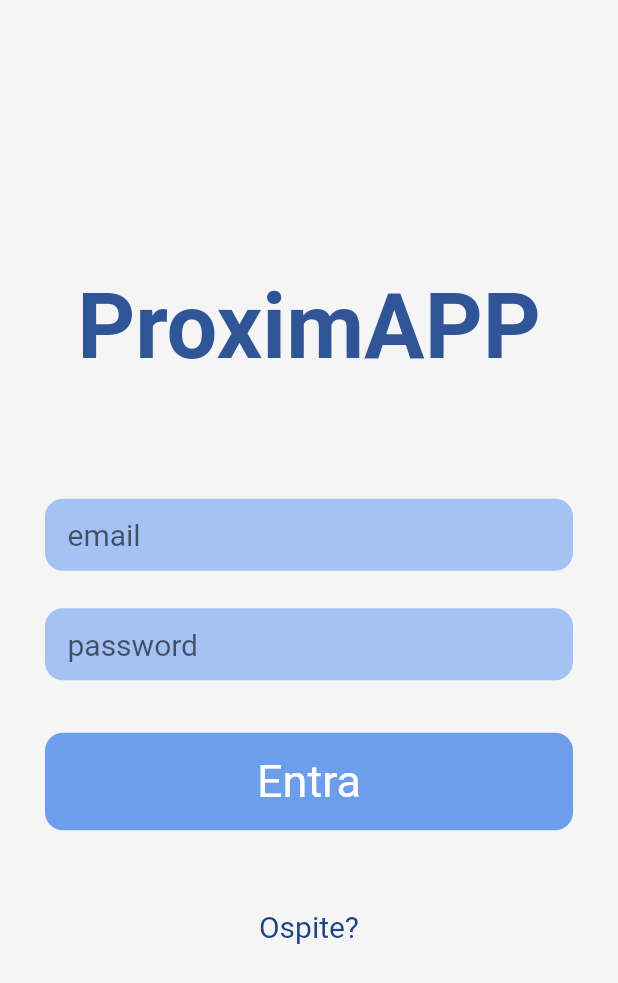
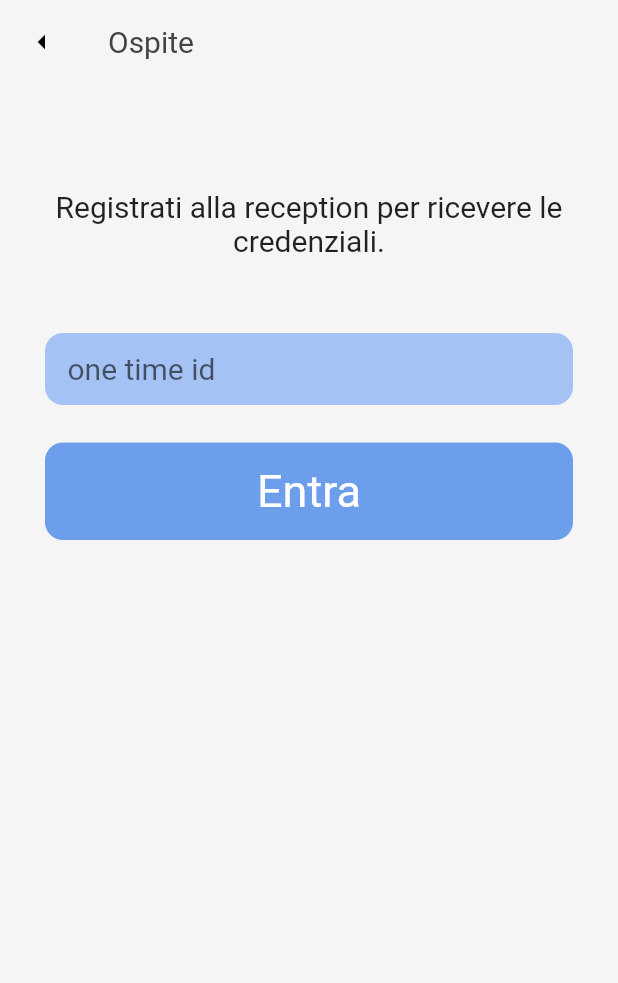
Before and after one commit to sa-ul-on/proximapp, a Flutter app: the screen it shows after launch, on a phone screen of 412 x 824 dp. Shown: the top 983 px of the screen. Run offline on Flutter 3.47's test engine with Material 2 defaults, Android fonts, the phone set to English and light mode, and no system bars.

Commit message:
Introduzione FormUtils e OspiteView, miglioramento input

```diff
--- a/lib/main.dart
+++ b/lib/main.dart
@@ -3,6 +3,7 @@ import 'package:flutter/material.dart';
 import 'model/Annuncio.dart';
 import 'view/BachecaView.dart';
 import 'view/LoginView.dart';
+import 'view/OspiteView.dart';
 
 void main() {
   var msgs = [
@@ -19,7 +20,7 @@ void main() {
 
   runApp(new MaterialApp(
     title: 'App',
-    home: LoginView(),
+    home: OspiteView(),
     // TODO: stabilire un tema generale
     routes: <String, WidgetBuilder>{
       '/bacheca': (BuildContext context) => BachecaView(msgs),
--- /dev/null
+++ b/lib/util/FormUtils.dart
@@ -0,0 +1,71 @@
+import 'package:flutter/material.dart';
+import 'package:flutter/widgets.dart';
+
+class FormUtils {
+  static Widget getInputText(
+      String placeholder, TextEditingController controller,
+      [bool forPwd = false]) {
+    return Container(
+      child: TextFormField(
+        controller: controller,
+        style: TextStyle(color: Color(0xff444444), fontSize: 20),
+        // controller: null,
+        decoration: InputDecoration(
+            /*suffix: forPwd
+                ? FlatButton(
+                    minWidth: 10,
+                    height: 10,
+                    child: Icon(
+                      Icons.remove_red_eye,
+                      color: Color(0xff444444),
+                    ),
+                    color: Colors.black,
+                    onPressed: () {
+                      print('alsdfjkhg');
+                    },
+                  )
+                : null,*/
+            border: InputBorder.none,
+            hintText: placeholder,
+            contentPadding: EdgeInsets.symmetric(vertical: 10, horizontal: 15)),
+        obscureText: forPwd,
+      ),
+      decoration: BoxDecoration(
+          color: Color(0xffa4c2f4), borderRadius: BorderRadius.circular(12)),
+    );
+  }
+
+  static Widget getButton(String text, Function onPressed) {
+    return SizedBox(
+        width: double.infinity,
+        child: FlatButton(
+            child: Text(
+              text,
+              style: TextStyle(
+                color: Colors.white,
+                fontSize: 30,
+                fontWeight: FontWeight.normal,
+              ),
+            ),
+            shape:
+                RoundedRectangleBorder(borderRadius: BorderRadius.circular(12)),
+            padding: EdgeInsets.symmetric(vertical: 15),
+            color: Color(0xff6d9eeb),
+            onPressed: onPressed));
+  }
+
+  static Widget getLink(String text) {
+    return SizedBox(
+        width: double.infinity,
+        child: FlatButton(
+            child: Text(
+              text,
+              style: TextStyle(
+                color: Color(0xff1C4587),
+                fontSize: 20,
+                fontWeight: FontWeight.normal,
+              ),
+            ),
+            onPressed: () {}));
+  }
+}
--- a/lib/view/BachecaView.dart
+++ b/lib/view/BachecaView.dart
@@ -1,7 +1,8 @@
 import 'package:flutter/material.dart';
 import 'package:flutter/widgets.dart';
+
+import '../model/Annuncio.dart';
 import '../widget/AnnuncioWidget.dart';
-import '../model/Annuncio.dart';
 
 class BachecaView extends StatefulWidget {
   final List<Widget> widgets = [];
--- a/lib/view/LoginView.dart
+++ b/lib/view/LoginView.dart
@@ -1,14 +1,13 @@
 import 'package:flutter/material.dart';
 import 'package:flutter/widgets.dart';
-import '../widget/AnnuncioWidget.dart';
-import '../model/Annuncio.dart';
+import 'package:proximapp/util/FormUtils.dart';
 
 class LoginView extends StatefulWidget {
   @override
-  _LoginViewState createState() => _LoginViewState();
+  LoginViewState createState() => LoginViewState();
 }
 
-class _LoginViewState extends State<LoginView> {
+class LoginViewState extends State<LoginView> {
   final emailController = TextEditingController();
   final passwordController = TextEditingController();
 
@@ -35,87 +34,21 @@ class _LoginViewState extends State<LoginView> {
                 Form(
                   child: Column(
                     children: [
-                      getInputText('email', emailController),
+                      FormUtils.getInputText('email', emailController),
                       SizedBox(height: 25),
-                      getInputText('password', passwordController, true),
+                      FormUtils.getInputText(
+                          'password', passwordController, true),
                       SizedBox(height: 35),
-                      getButton('Entra'),
+                      FormUtils.getButton('Entra', () {
+                        var email = emailController.text;
+                        var password = passwordController.text;
+                      }),
                       SizedBox(height: 40),
-                      getLink('Ospite?')
+                      FormUtils.getLink('Ospite?')
                     ],
                   ),
                 ),
               ],
             )));
   }
-
-  Widget getInputText(String placeholder, TextEditingController controller,
-      [bool forPwd = false]) {
-    return Container(
-      child: TextFormField(
-        controller: controller,
-        style: TextStyle(color: Color(0xff444444), fontSize: 20),
-        // controller: null,
-        decoration: InputDecoration(
-            /*suffix: forPwd
-                ? FlatButton(
-                    minWidth: 10,
-                    height: 10,
-                    child: Icon(
-                      Icons.remove_red_eye,
-                      color: Color(0xff444444),
-                    ),
-                    color: Colors.black,
-                    onPressed: () {
-                      print('alsdfjkhg');
-                    },
-                  )
-                : null,*/
-            border: InputBorder.none,
-            hintText: placeholder,
-            contentPadding: EdgeInsets.symmetric(vertical: 10, horizontal: 15)),
-        obscureText: forPwd,
-      ),
-      decoration: BoxDecoration(
-          color: Color(0xffa4c2f4), borderRadius: BorderRadius.circular(12)),
-    );
-  }
-
-  Widget getButton(String text) {
-    return SizedBox(
-        width: double.infinity,
-        child: FlatButton(
-            child: Text(
-              text,
-              style: TextStyle(
-                color: Colors.white,
-                fontSize: 30,
-                fontWeight: FontWeight.normal,
-              ),
-            ),
-            shape:
-                RoundedRectangleBorder(borderRadius: BorderRadius.circular(12)),
-            padding: EdgeInsets.symmetric(vertical: 15),
-            color: Color(0xff6d9eeb),
-            onPressed: () {
-              var email = emailController.text;
-              var password = passwordController.text;
-            }));
-  }
-
-  Widget getLink(String text) {
-    return SizedBox(
-        width: double.infinity,
-        child: FlatButton(
-            child: Text(
-              text,
-              style: TextStyle(
-                color: Color(0xff1C4587),
-                fontSize: 20,
-                fontWeight: FontWeight.normal,
-              ),
-            ),
-            onPressed: () {
-            }));
-  }
 }
--- /dev/null
+++ b/lib/view/OspiteView.dart
@@ -0,0 +1,56 @@
+import 'package:flutter/material.dart';
+import 'package:flutter/widgets.dart';
+import 'package:proximapp/util/FormUtils.dart';
+
+class OspiteView extends StatefulWidget {
+  @override
+  _OspiteViewState createState() => _OspiteViewState();
+}
+
+class _OspiteViewState extends State<OspiteView> {
+  final TextEditingController oneTimeIdController = TextEditingController();
+
+  @override
+  Widget build(BuildContext context) {
+    return Scaffold(
+        appBar: AppBar(
+            textTheme: TextTheme(
+                headline6: TextStyle(color: Color(0xff444444), fontSize: 20)),
+            title: Text('Ospite'),
+            backgroundColor: Color(0xfff5f5f5),
+            elevation: 0,
+            leading: GestureDetector(
+                onTap: () {
+                  print('Indietro non ancora implementato...');
+                },
+                child: Icon(Icons.arrow_left, color: Colors.black))),
+        body: Container(
+            width: double.infinity,
+            padding: EdgeInsets.symmetric(horizontal: 30),
+            color: Color(0xfff5f5f5),
+            child: Column(
+              crossAxisAlignment: CrossAxisAlignment.center,
+              children: [
+                SizedBox(height: 70),
+                Text(
+                  'Registrati alla reception per ricevere le credenziali.',
+                  style: TextStyle(fontSize: 20),
+                  textAlign: TextAlign.center,
+                ),
+                SizedBox(height: 50),
+                Form(
+                  child: Column(
+                    children: [
+                      FormUtils.getInputText(
+                          'one time id', oneTimeIdController),
+                      SizedBox(height: 25),
+                      FormUtils.getButton('Entra', () {
+                        print("omafdsgasdkf lasjfdg");
+                      }),
+                    ],
+                  ),
+                ),
+              ],
+            )));
+  }
+}
```
